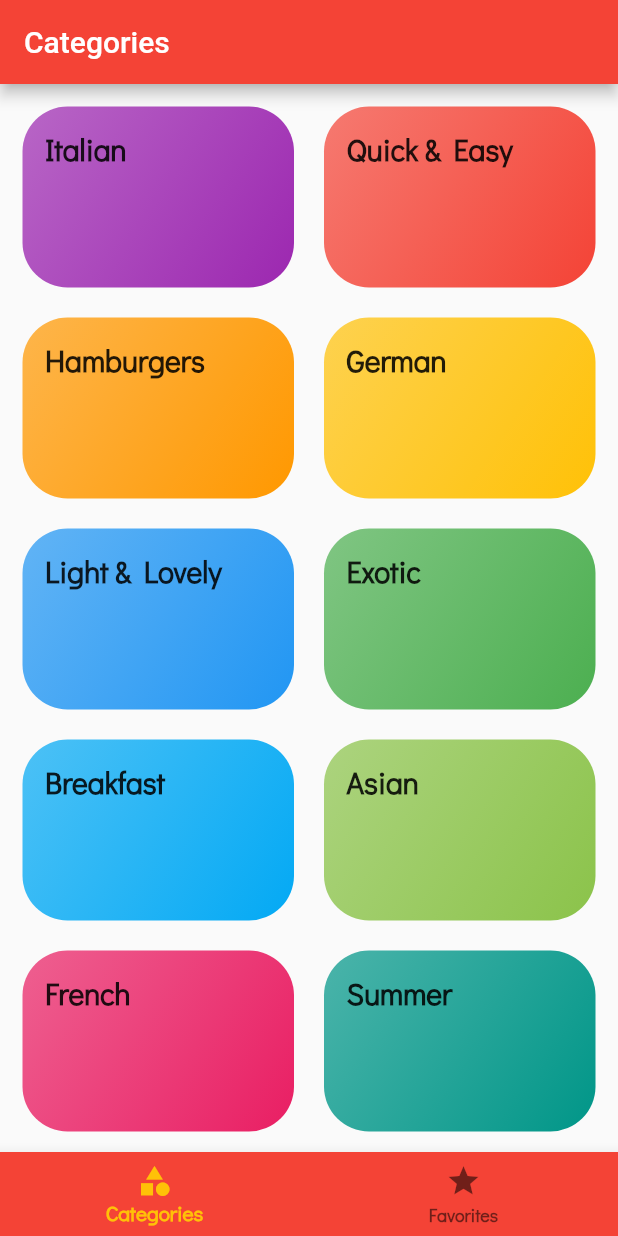
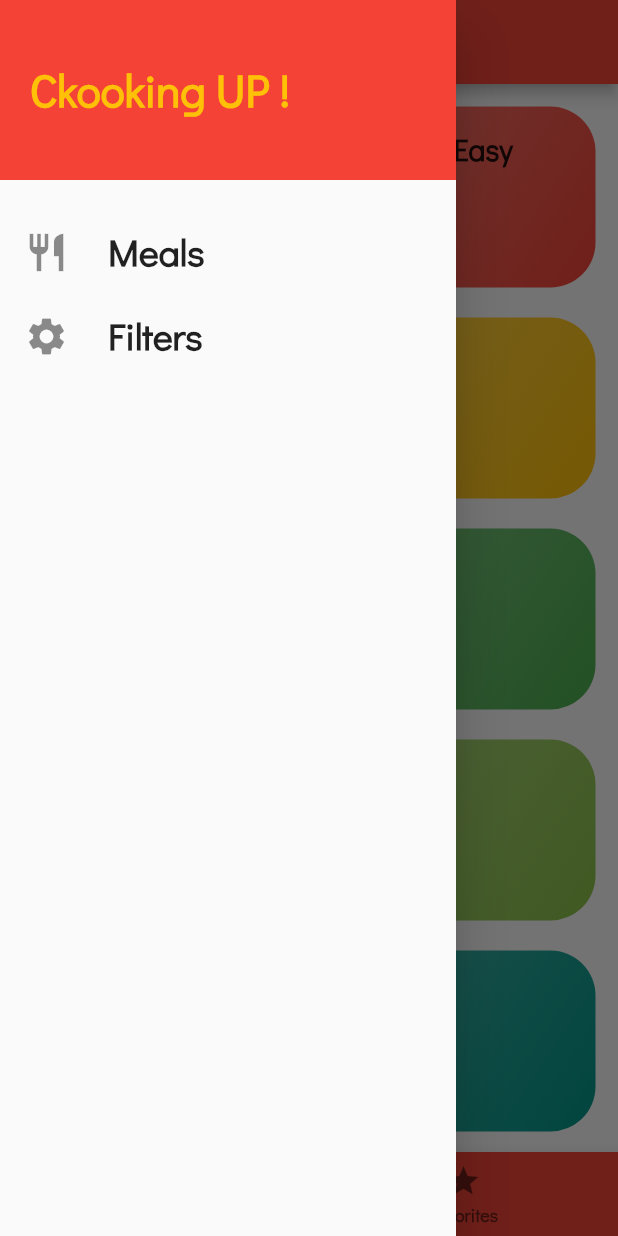
Before and after one commit to LizaKalbukova/Meals_App, a Flutter app: the screen it shows after launch, with the side drawer open (before the commit the screen has no drawer), on a phone screen of 412 x 824 dp. Run offline on Flutter 3.47's test engine with Material 2 defaults, Android fonts, the phone set to English and light mode, and no system bars.

Commit message:
змінено TAbBar і додано Drawer

```diff
--- a/lib/main.dart
+++ b/lib/main.dart
@@ -3,6 +3,7 @@ import 'category_screen.dart';
 import 'screens/category_meals_screen.dart';
 import 'screens/tab_screen.dart';
 import 'screens/meal_detail.dart';
+import 'screens/fiters_screen.dart';
 
 void main() {
   runApp(const MyApp());
@@ -38,6 +39,7 @@ class MyApp extends StatelessWidget {
         //  '/': (context) => CategoriesScreen(),
         MealCategoryS.routName: (context) => MealCategoryS(),
         MealDetail.routName: (context) => MealDetail(),
+        FilteredScreen.routName: (context) => FilteredScreen(),
       },
     );
   }
--- /dev/null
+++ b/lib/main_drawer.dart
@@ -0,0 +1,52 @@
+import 'package:flutter/material.dart';
+import 'screens/fiters_screen.dart';
+
+class MainDrawer extends StatelessWidget {
+  const MainDrawer({super.key});
+
+  Widget listTileBuilder(
+      String title, IconData icon, VoidCallback pageHandler) {
+    return ListTile(
+      title: Text(
+        title,
+        style: TextStyle(fontSize: 25),
+      ),
+      leading: Icon(
+        icon,
+        size: 30,
+      ),
+      onTap: pageHandler,
+    );
+  }
+
+  @override
+  Widget build(BuildContext context) {
+    return Drawer(
+      child: Column(
+        children: [
+          Container(
+            height: 120,
+            width: double.infinity,
+            padding: EdgeInsets.all(20),
+            color: Theme.of(context).primaryColor,
+            alignment: Alignment.centerLeft,
+            child: Text(
+              "Ckooking UP !",
+              style: TextStyle(
+                  fontWeight: FontWeight.w900,
+                  fontSize: 30,
+                  color: Colors.amber),
+            ),
+          ),
+          SizedBox(height: 20),
+          listTileBuilder('Meals', Icons.restaurant, () {
+            Navigator.of(context).pushNamed('/');
+          }),
+          listTileBuilder('Filters', Icons.settings, () {
+            Navigator.of(context).pushNamed(FilteredScreen.routName);
+          })
+        ],
+      ),
+    );
+  }
+}
--- /dev/null
+++ b/lib/screens/fiters_screen.dart
@@ -0,0 +1,14 @@
+import 'package:flutter/material.dart';
+import 'package:meals_app/main_drawer.dart';
+
+class FilteredScreen extends StatelessWidget {
+  const FilteredScreen({super.key});
+  static const routName = '/FilteredScreen';
+  @override
+  Widget build(BuildContext context) {
+    return Scaffold(
+      appBar: AppBar(title: Text('Your Filters')),
+      drawer: MainDrawer(),
+    );
+  }
+}
--- a/lib/screens/tab_screen.dart
+++ b/lib/screens/tab_screen.dart
@@ -3,6 +3,7 @@ import 'package:flutter/material.dart';
 import 'package:meals_app/category_screen.dart';
 
 import 'favorites_screen.dart';
+import 'package:meals_app/main_drawer.dart';
 
 class TabScreen extends StatefulWidget {
   const TabScreen({Key? key}) : super(key: key);
@@ -34,6 +35,7 @@ class _TabScreenState extends State<TabScreen> {
   @override
   Widget build(BuildContext context) {
     return Scaffold(
+      drawer: MainDrawer(),
       appBar: AppBar(
         title: Text(_pages[_selectedPageIndex]['title'] as String),
       ),
```
